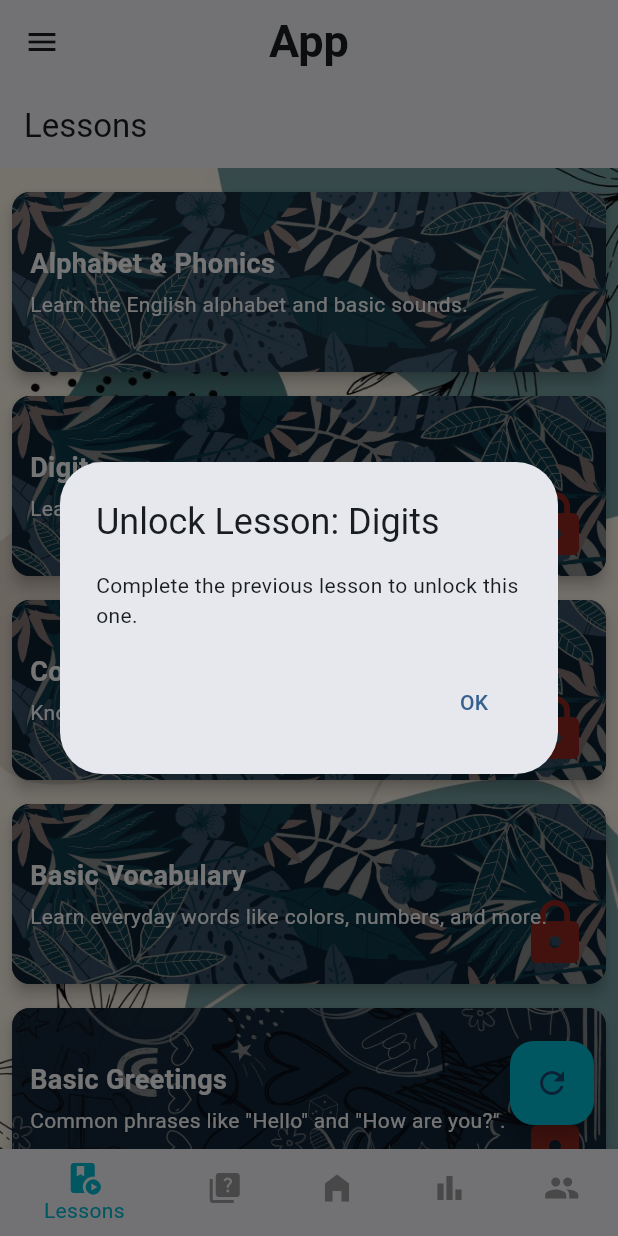
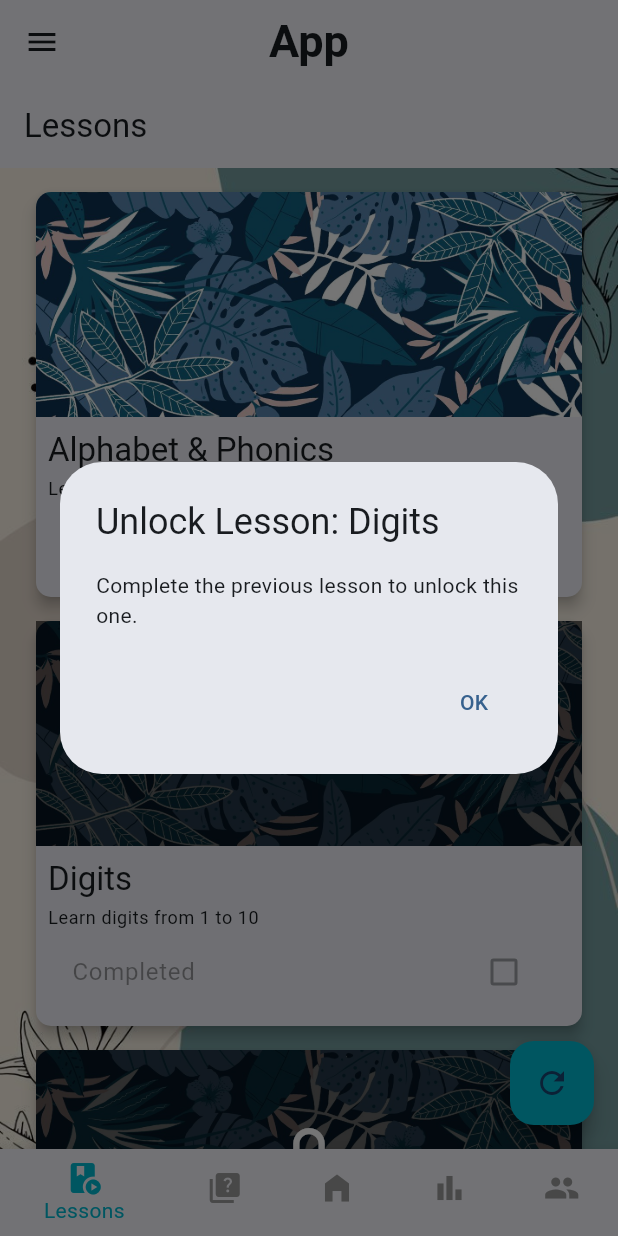
Before and after one commit to soutAhmedTayseer/CodeAlpha_LanguageLearningApp, a Flutter app: the screen it shows after launch, after a tap on "Digits", on a phone screen of 412 x 824 dp. Run offline on Flutter 3.47's test engine with Material 3 defaults, Android fonts, the phone set to English and light mode, and no system bars; our stand-ins replace animated_splash_screen, audioplayers, easy_localization, flutter_bloc, lottie, shared_preferences.

Commit message:
updating lessons screen with reset button for passing to progress and and achievements

```diff
--- a/lib/navigation_screens/lessons_screen.dart
+++ b/lib/navigation_screens/lessons_screen.dart
@@ -14,7 +14,6 @@ import '../lessons_screens/beginner/basic_vocabulary.dart';
 import '../lessons_screens/intermediate/everyday_conversations_screen.dart';
 import 'package:shared_preferences/shared_preferences.dart';
 
-// Main Lessons Page
 class Lessons extends StatefulWidget {
   const Lessons({super.key});
 
@@ -142,16 +141,23 @@ class _LessonsState extends State<Lessons> {
     }
   }
 
-  // Reset all lessons to locked state
+// Reset all lessons to locked state and clear progress and achievements
   void resetLessons() async {
     SharedPreferences prefs = await SharedPreferences.getInstance();
+
+    // Reset all lessons to locked and not completed
     for (int i = 0; i < lessons.length; i++) {
       await prefs.setBool('lesson_$i', false); // Lock all lessons
-      await prefs.setBool(
-          'completed_lesson_$i', false); // Reset completion status
+      await prefs.setBool('completed_lesson_$i', false); // Reset completion status
     }
+
+    // Clear progress and achievements
+    await prefs.remove('progress_lessons'); // Remove the progress lessons list
+    await prefs.remove('achievement_lessons'); // Remove the achievements lessons list
+
     loadLessonUnlockStatus(); // Reload the lessons' lock status after reset
   }
+
 
   @override
   Widget build(BuildContext context) {
@@ -289,7 +295,6 @@ class _LessonsState extends State<Lessons> {
             );
           }
         } else {
-          // Navigate to the specified screen directly
           Navigator.push(
             context,
             MaterialPageRoute(builder: (context) => lesson.screen),
@@ -297,88 +302,71 @@ class _LessonsState extends State<Lessons> {
         }
       },
       child: Card(
-        margin: const EdgeInsets.symmetric(vertical: 8),
         elevation: 4,
+        margin: const EdgeInsets.symmetric(vertical: 8, horizontal: 16),
         shape: RoundedRectangleBorder(
-          borderRadius: BorderRadius.circular(12),
+          borderRadius: BorderRadius.circular(10),
         ),
-        color: lesson.isLocked
-            ? Colors.black54
-            : Colors.white, // Darker color if locked
-        child: Stack(
+        child: Column(
           children: [
+            Stack(
+              children: [
+                // Lesson image
                 ClipRRect(
-              borderRadius: BorderRadius.circular(12),
-              child: Opacity(
-                opacity: 0.9,
+                  borderRadius: const BorderRadius.only(
+                    topLeft: Radius.circular(10),
+                    topRight: Radius.circular(10),
+                  ),
                   child: Image.asset(
                     lesson.image,
+                    fit: BoxFit.cover,
                     width: double.infinity,
-                  height: 120,
-                  fit: BoxFit.cover,
+                    height: 150,
+                  ),
+                ),
+                // Locked icon overlay
+                if (lesson.isLocked)
+                  Positioned.fill(
+                    child: Container(
+                      color: Colors.black.withOpacity(0.6),
+                      child: const Center(
+                        child: Icon(
+                          Icons.lock,
+                          color: Colors.white,
+                          size: 50,
                         ),
                       ),
                     ),
-            if (lesson.isLocked) // Show lock icon if the lesson is locked
-              const Positioned(
-                bottom: 10,
-                right: 10,
-                child: Icon(
-                  Icons.lock,
-                  size: 48, // Increased size for the lock icon
-                  color: Colors.red, // Brighter color for the lock icon
                   ),
+              ],
             ),
-            Container(
-              width: double.infinity,
-              height: 120,
-              decoration: BoxDecoration(
-                borderRadius: BorderRadius.circular(12),
-                color: Colors.black.withOpacity(0.4),
-              ),
-              padding: const EdgeInsets.all(12.0),
-              child: Row(
+            Padding(
+              padding: const EdgeInsets.all(8.0),
+              child: Column(
                 crossAxisAlignment: CrossAxisAlignment.start,
                 children: [
-                  Expanded(
-                    child: Column(
-                      crossAxisAlignment: CrossAxisAlignment.start,
-                      mainAxisAlignment: MainAxisAlignment.center,
-                      children: [
+                  // Lesson title and description
                   Text(
                     lesson.title,
-                          style: const TextStyle(
-                            fontSize: 18,
-                            fontWeight: FontWeight.bold,
-                            color: Colors.white,
+                    style: Theme.of(context).textTheme.titleLarge,
                   ),
-                        ).tr(),
                   const SizedBox(height: 4),
                   Text(
                     lesson.description,
-                          style: const TextStyle(
-                            fontSize: 14,
-                            color: Colors.white,
+                    style: Theme.of(context).textTheme.bodySmall,
                   ),
-                        ).tr(),
-                      ],
-                    ),
-                  ),
-                  if (!lesson
-                      .isLocked) // Show checkbox if the lesson is unlocked
-                    SizedBox(
-                      width: 30, // Increase width for the checkbox
-                      height: 30, // Increase height for the checkbox
-                      child: Checkbox(
+                  // Completed checkbox
+                  CheckboxListTile(
+                    title: const Text('Completed').tr(),
                     value: lesson.isCompleted,
-                        onChanged: (bool? value) {
+                    onChanged: lesson.isLocked
+                        ? null
+                        : (value) {
                       setState(() {
                         lesson.isCompleted = value ?? false;
                       });
                       completeLesson(lesson);
                     },
-                        activeColor: Colors.green,
-                      ),
                   ),
                 ],
               ),
@@ -389,28 +377,52 @@ class _LessonsState extends State<Lessons> {
     );
   }
 
-  // Unlock a lesson
+  // Unlock a lesson and store progress in SharedPreferences
   void unlockLesson(LessonData lesson) async {
     int index = lessons.indexOf(lesson);
     SharedPreferences prefs = await SharedPreferences.getInstance();
-    prefs.setBool('lesson_$index', true);
+
+    // Unlock the lesson
+    await prefs.setBool('lesson_$index', true);
+
+    // Add the lesson to the "In Progress" list in SharedPreferences
+    List<String>? progressLessons = prefs.getStringList('progress_lessons') ?? [];
+    if (!progressLessons.contains(lesson.title)) {
+      progressLessons.add(lesson.title);
+      await prefs.setStringList('progress_lessons', progressLessons);
+    }
+
     loadLessonUnlockStatus(); // Reload lesson statuses
   }
 
-  // Complete the lesson
+  // Mark a lesson as completed and update the progress and achievements
   void completeLesson(LessonData lesson) async {
     SharedPreferences prefs = await SharedPreferences.getInstance();
-    prefs.setBool(
-        'completed_lesson_${lessons.indexOf(lesson)}', lesson.isCompleted);
+
+    // Mark the lesson as completed
+    int index = lessons.indexOf(lesson);
+    await prefs.setBool('completed_lesson_$index', lesson.isCompleted);
+
+    if (lesson.isCompleted) {
+      // Move the lesson from progress to achievements
+      List<String>? progressLessons = prefs.getStringList('progress_lessons') ?? [];
+      progressLessons.remove(lesson.title);
+      await prefs.setStringList('progress_lessons', progressLessons);
+
+      List<String>? achievementLessons = prefs.getStringList('achievement_lessons') ?? [];
+      if (!achievementLessons.contains(lesson.title)) {
+        achievementLessons.add(lesson.title);
+        await prefs.setStringList('achievement_lessons', achievementLessons);
+      }
+    }
   }
 }
 
-// Lesson Data class
 class LessonData {
-  String title;
-  String description;
-  String image;
-  Widget screen;
+  final String title;
+  final String description;
+  final String image;
+  final Widget screen;
   bool isLocked;
   bool isCompleted;
 
@@ -419,7 +431,7 @@ class LessonData {
     required this.description,
     required this.image,
     required this.screen,
-    required this.isLocked,
-    required this.isCompleted,
+    this.isLocked = true,
+    this.isCompleted = false,
   });
 }
--- a/lib/navigation_screens/progress_screen.dart
+++ b/lib/navigation_screens/progress_screen.dart
@@ -1,8 +1,32 @@
+import 'package:flutter/material.dart';
 import 'package:easy_localization/easy_localization.dart';
-import 'package:flutter/material.dart';
+import 'package:shared_preferences/shared_preferences.dart';
 
-class Progress extends StatelessWidget {
+class Progress extends StatefulWidget {
   const Progress({super.key});
+
+  @override
+  _ProgressState createState() => _ProgressState();
+}
+
+class _ProgressState extends State<Progress> {
+  List<String> progressLessons = [];
+  List<String> achievementLessons = [];
+
+  @override
+  void initState() {
+    super.initState();
+    loadProgressAndAchievements();
+  }
+
+  // Load the progress and achievements from SharedPreferences
+  void loadProgressAndAchievements() async {
+    SharedPreferences prefs = await SharedPreferences.getInstance();
+    setState(() {
+      progressLessons = prefs.getStringList('progress_lessons') ?? [];
+      achievementLessons = prefs.getStringList('achievement_lessons') ?? [];
+    });
+  }
 
   @override
   Widget build(BuildContext context) {
@@ -10,22 +34,65 @@ class Progress extends StatelessWidget {
       appBar: AppBar(
         title: const Text('Progress').tr(),
       ),
-      body: const SingleChildScrollView(
-        padding: EdgeInsets.all(16.0),
+      body: SingleChildScrollView(
+        padding: const EdgeInsets.all(16.0),
+        child: Column(
+          crossAxisAlignment: CrossAxisAlignment.start,
+          children: [
+            Text(
+              'In Progress',
+              style: Theme.of(context).textTheme.titleLarge,
+            ).tr(),
+            const SizedBox(height: 10),
+            buildProgressList(progressLessons, 'No lessons in progress yet.'),
 
+            const SizedBox(height: 30),
+
+            Text(
+              'Achievements',
+              style: Theme.of(context).textTheme.titleLarge,
+            ).tr(),
+            const SizedBox(height: 10),
+            buildAchievementList(achievementLessons, 'No completed lessons yet.'),
+          ],
+        ),
       ),
     );
   }
 
-  // Helper method to build section titles
-  Widget buildSectionTitle(String title, BuildContext context) {
-    return Text(
-      title.tr(),
-      style: const TextStyle(
-        fontSize: 24,
-        fontWeight: FontWeight.bold,
-        color: Colors.black,
-      ),
+  // Helper function to build the progress list
+  Widget buildProgressList(List<String> lessons, String emptyMessage) {
+    if (lessons.isEmpty) {
+      return Text(emptyMessage).tr();
+    }
+
+    return ListView.builder(
+      shrinkWrap: true,
+      itemCount: lessons.length,
+      itemBuilder: (context, index) {
+        return ListTile(
+          leading: const Icon(Icons.work_outline),
+          title: Text(lessons[index]),
+        );
+      },
+    );
+  }
+
+  // Helper function to build the achievement list
+  Widget buildAchievementList(List<String> lessons, String emptyMessage) {
+    if (lessons.isEmpty) {
+      return Text(emptyMessage).tr();
+    }
+
+    return ListView.builder(
+        shrinkWrap: true,
+        itemCount: lessons.length,
+        itemBuilder: (context, index) {
+      return ListTile(
+          leading: const Icon(Icons.emoji_events_outlined),
+        title: Text(lessons[index]),
+      );
+        },
     );
   }
 }
```
Lines whose indentation alone changed are shown as unchanged.
